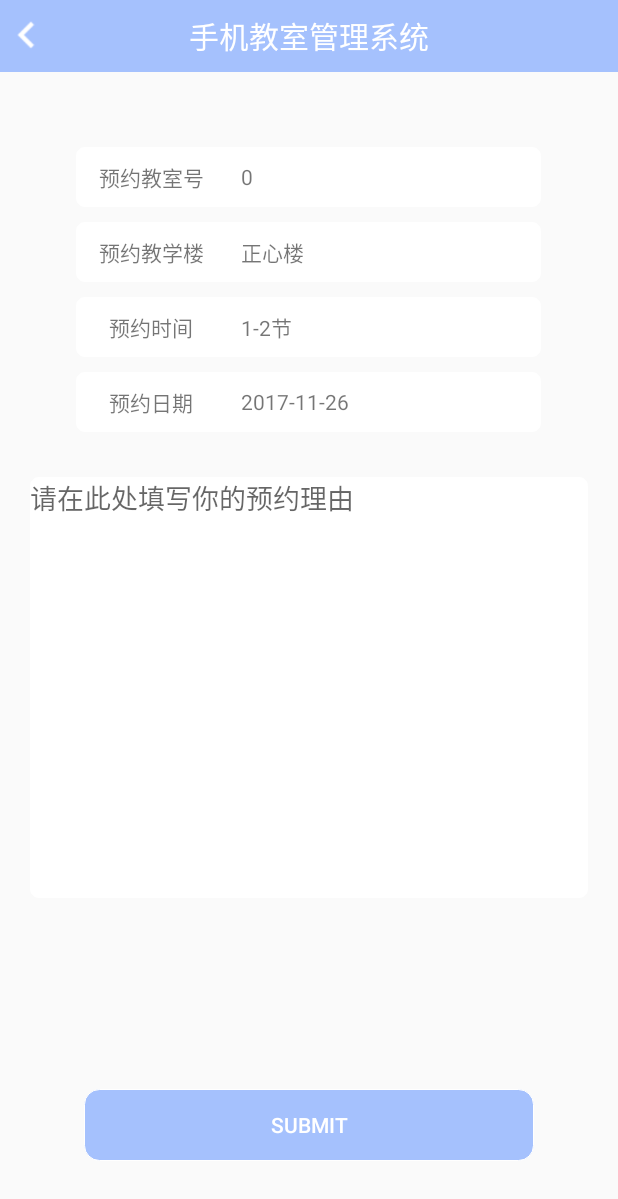
After one commit to CheeseInTrap/CRMApp, an Android app: the DirectReserveActivity screen opened directly, with no data from a screen before it, on a phone screen of 412 x 824 dp. The commit adds this screen. Shown: the top 1199 px of the screen. Run offline under Robolectric (Android 15) with nearby library versions, the phone set to English and light mode, and no system bars; libraries missing offline, so code that uses them is left out: cn.bmob.v3; 4 statements that could not run were skipped.

Commit message:
点击空闲教室跳转预约

```diff
--- a/app/src/main/java/com/activity/AdminActivity.java
+++ b/app/src/main/java/com/activity/AdminActivity.java
@@ -24,6 +24,7 @@ import com.util.db.MySQLiteHelper;
 import com.view.ActionBarView;
 
 import java.util.ArrayList;
+import java.util.Calendar;
 import java.util.List;
 
 import cn.bmob.v3.BmobQuery;
@@ -151,7 +152,8 @@ public class AdminActivity extends AppCompatActivity {
                             TextView tvTime = vh.getTvTime();
                             TextView tvState = vh.getTvState();
                             tvNum.setText(info.getNumber()+"");
-                            tvTime.setText(""+info.getYear()+"-"+info.getMonth()+"-"+info.getDate());
+                            Calendar calendar = Calendar.getInstance();
+                            tvTime.setText(""+calendar.get(Calendar.YEAR)+"-"+(calendar.get(Calendar.MONTH)+1)+"-"+(calendar.get(Calendar.DATE)+info.getDate()));
 
 
                             int color = 0;
@@ -174,8 +176,6 @@ public class AdminActivity extends AppCompatActivity {
                                 default:
                                     break;
                             }
-                            tvNum.setText(""+info.getNumber());
-                            tvTime.setText(""+info.getYear()+"-"+info.getMonth()+"-"+info.getDate());
 
                             img1.setBackgroundResource(color);
                             img2.setBackgroundResource(color);
--- a/app/src/main/java/com/activity/CheckReserveActivity.java
+++ b/app/src/main/java/com/activity/CheckReserveActivity.java
@@ -18,6 +18,7 @@ import com.util.ToastUtil;
 import com.util.db.MySQLiteHelper;
 import com.view.ActionBarView;
 
+import java.util.Calendar;
 import java.util.List;
 
 import cn.bmob.v3.BmobQuery;
@@ -90,8 +91,9 @@ public class CheckReserveActivity extends AppCompatActivity {
                             break;
 
                     }
+                    Calendar calendar = Calendar.getInstance();
                     tvTime.setText(time);
-                    tvDate.setText(info.getYear() + "-" + (info.getMonth() + 1) + "-" + info.getDate());
+                    tvDate.setText(""+calendar.get(Calendar.YEAR)+"-"+(calendar.get(Calendar.MONTH)+1)+"-"+(calendar.get(Calendar.DATE)+info.getDate()));
                     tvReason.setText(info.getReason());
                     String state = "";
                     switch (info.getState()) {
--- /dev/null
+++ b/app/src/main/java/com/activity/DirectReserveActivity.java
@@ -0,0 +1,140 @@
+package com.activity;
+
+import android.content.DialogInterface;
+import android.os.Bundle;
+import android.support.v7.app.AlertDialog;
+import android.support.v7.app.AppCompatActivity;
+import android.view.View;
+import android.widget.Button;
+import android.widget.EditText;
+import android.widget.TextView;
+
+import com.example.user.crmapp.R;
+import com.model.Constant;
+import com.model.ReserveInfo;
+import com.util.PreferenceUtil;
+import com.util.ToastUtil;
+import com.view.ActionBarView;
+
+import java.util.Calendar;
+
+import cn.bmob.v3.exception.BmobException;
+import cn.bmob.v3.listener.SaveListener;
+
+public class DirectReserveActivity extends AppCompatActivity {
+
+    private ActionBarView actionBarView;
+
+    private TextView tvNum;
+    private TextView tvClass;
+    private TextView tvBuild;
+    private TextView tvTime;
+
+    private EditText etReason;
+
+    private Button btn;
+
+    @Override
+    protected void onCreate(Bundle savedInstanceState) {
+        super.onCreate(savedInstanceState);
+        setContentView(R.layout.activity_direct_reserve);
+        initActionBarView();
+
+        Bundle bundle = getIntent().getExtras();
+        final int number = bundle.getInt("number");
+        final int class_state = bundle.getInt("class");
+        final int time = bundle.getInt("time");
+        final int build = bundle.getInt("build");
+
+        tvNum = (TextView) findViewById(R.id.tv_num);
+        tvClass = (TextView) findViewById(R.id.tv_class);
+        tvBuild = (TextView) findViewById(R.id.tv_build);
+
+        tvTime = (TextView) findViewById(R.id.tv_time);
+        etReason = (EditText) findViewById(R.id.et_reason);
+
+        tvNum.setText(number + "");
+        switch (class_state) {
+            case 0:
+                tvClass.setText("1-2节");
+                break;
+            case 1:
+                tvClass.setText("3-4节");
+                break;
+            case 2:
+                tvClass.setText("5-6节");
+                break;
+            case 3:
+                tvClass.setText("7-8节");
+                break;
+            case 4:
+                tvClass.setText("9-10节");
+                break;
+            default:
+                break;
+        }
+        switch (build) {
+            case Constant.BUILD_ZX:
+                tvBuild.setText("正心楼");
+                break;
+            case Constant.BUILD_ZZ:
+                tvBuild.setText("致知楼");
+                break;
+            case Constant.BUILD_CY:
+                tvBuild.setText("诚意楼");
+                break;
+            default:
+                break;
+        }
+        final Calendar calendar = Calendar.getInstance();
+        final String date = "" + calendar.get(Calendar.YEAR) + "-" + (calendar.get(Calendar.MONTH) + 1) + "-" + ((calendar.get(Calendar.DATE) + time));
+
+        tvTime.setText(date);
+
+        btn = (Button) findViewById(R.id.btn);
+        btn.setOnClickListener(new View.OnClickListener() {
+            @Override
+            public void onClick(View view) {
+
+                if (!etReason.getText().toString().equals("")) {
+                    ReserveInfo info = new ReserveInfo(number, class_state, time, etReason.getText().toString()
+                            , PreferenceUtil.getData(DirectReserveActivity.this, "userInfo", "email"), Constant.STATE_UNCHECKED);
+
+                    info.save(new SaveListener<String>() {
+                        @Override
+                        public void done(String s, BmobException e) {
+                            if (e == null) {
+                                new AlertDialog.Builder(DirectReserveActivity.this)
+                                        .setTitle("提醒")
+                                        .setMessage("预约消息发送成功")
+                                        .setPositiveButton("确定", new DialogInterface.OnClickListener() {
+                                            @Override
+                                            public void onClick(DialogInterface dialogInterface, int i) {
+                                                finish();
+                                            }
+                                        })
+                                        .show();
+                            } else {
+                                ToastUtil.showToast(DirectReserveActivity.this, "出错了...");
+                            }
+                        }
+                    });
+                }
+            }
+        });
+
+    }
+
+    private void initActionBarView(){
+        actionBarView = (ActionBarView) findViewById(R.id.action_bar);
+        actionBarView.setOnBackClick(new View.OnClickListener() {
+            @Override
+            public void onClick(View view) {
+                finish();
+            }
+        });
+        actionBarView.getMore().setVisibility(View.INVISIBLE);
+
+
+    }
+}
--- a/app/src/main/java/com/activity/ReserveDetailActivity.java
+++ b/app/src/main/java/com/activity/ReserveDetailActivity.java
@@ -10,6 +10,8 @@ import com.model.Constant;
 import com.model.ReserveInfo;
 import com.util.ToastUtil;
 import com.view.ActionBarView;
+
+import java.util.Calendar;
 
 import cn.bmob.v3.BmobQuery;
 import cn.bmob.v3.exception.BmobException;
@@ -70,7 +72,8 @@ public class ReserveDetailActivity extends AppCompatActivity {
 
                     }
                     tvTime.setText(time);
-                    tvDate.setText(reserveInfo.getYear()+"-"+(reserveInfo.getMonth()+1)+"-"+reserveInfo.getDate());
+                    Calendar calendar = Calendar.getInstance();
+                    tvDate.setText(""+calendar.get(Calendar.YEAR)+"-"+(calendar.get(Calendar.MONTH)+1)+"-"+(calendar.get(Calendar.DATE)+reserveInfo.getDate()));
                     tvReason.setText(reserveInfo.getReason());
                     String state="";
                     switch (reserveInfo.getState()){
--- a/app/src/main/java/com/activity/ReserveInfoActivity.java
+++ b/app/src/main/java/com/activity/ReserveInfoActivity.java
@@ -21,6 +21,7 @@ import com.util.ToastUtil;
 import com.view.ActionBarView;
 
 import java.util.ArrayList;
+import java.util.Calendar;
 import java.util.List;
 
 import cn.bmob.v3.BmobQuery;
@@ -92,8 +93,9 @@ public class ReserveInfoActivity extends AppCompatActivity {
                                 default:
                                     break;
                             }
+                            Calendar calendar = Calendar.getInstance();
                             tvNum.setText(""+info.getNumber());
-                            tvTime.setText(""+info.getYear()+"-"+info.getMonth()+"-"+info.getDate());
+                            tvTime.setText(""+calendar.get(Calendar.YEAR)+"-"+(calendar.get(Calendar.MONTH)+1)+"-"+(calendar.get(Calendar.DATE)+info.getDate()));
 
                             img.setBackgroundResource(color);
                             tvNum.setBackgroundResource(color);
--- a/app/src/main/java/com/model/ClassRoom.java
+++ b/app/src/main/java/com/model/ClassRoom.java
@@ -20,6 +20,7 @@ public class ClassRoom extends BmobObject {
     private int state910;
     private int date;
 
+    public static final int UNOCCUPIED = 0;
     public static final int OCCUPIED = 1;
 
     public ClassRoom() {
--- a/app/src/main/java/com/view/ActionBarView.java
+++ b/app/src/main/java/com/view/ActionBarView.java
@@ -56,4 +56,8 @@ public class ActionBarView extends LinearLayout {
     public void setMore(int id) {
         more.setBackgroundResource(id);
     }
+
+    public ImageButton getMore() {
+        return more;
+    }
 }
--- /dev/null
+++ b/app/src/main/res/layout/activity_direct_reserve.xml
@@ -0,0 +1,191 @@
+<?xml version="1.0" encoding="utf-8"?>
+<LinearLayout xmlns:android="http://schemas.android.com/apk/res/android"
+    xmlns:app="http://schemas.android.com/apk/res-auto"
+    xmlns:tools="http://schemas.android.com/tools"
+    android:layout_width="match_parent"
+    android:layout_height="match_parent"
+    android:orientation="vertical"
+    tools:context="com.activity.DirectReserveActivity">
+
+    <com.view.ActionBarView
+        android:id="@+id/action_bar"
+        android:gravity="center"
+        android:background="@color/style_color"
+        android:layout_width="match_parent"
+        android:layout_height="@dimen/actionbar_height">
+    </com.view.ActionBarView>
+
+
+    <LinearLayout
+        android:layout_marginTop="50dp"
+        android:layout_width="wrap_content"
+        android:layout_height="40dp"
+        android:layout_gravity="center_horizontal"
+        android:background="@drawable/ll_bg"
+        android:gravity="center_horizontal"
+        android:orientation="horizontal">
+        <TextView
+            android:text="预约教室号"
+            android:layout_width="100dp"
+            android:layout_height="wrap_content"
+            android:gravity="center"
+            android:layout_gravity="center_vertical"/>
+        <View
+            android:layout_width="10dp"
+            android:layout_height="match_parent"/>
+        <TextView
+            android:id="@+id/tv_num"
+            android:layout_width="200dp"
+            android:layout_height="wrap_content"
+            android:layout_gravity="center_vertical"
+            android:background="@drawable/edit"
+            android:ems="10"
+            android:gravity="center_vertical" />
+    </LinearLayout>
+
+
+    <View
+        android:layout_width="match_parent"
+        android:layout_height="10dp"/>
+
+    <LinearLayout
+        android:layout_width="wrap_content"
+        android:layout_height="40dp"
+        android:layout_gravity="center_horizontal"
+        android:background="@drawable/ll_bg"
+        android:gravity="center_horizontal"
+        android:orientation="horizontal">
+        <TextView
+            android:text="预约教学楼"
+            android:layout_width="100dp"
+            android:layout_height="wrap_content"
+            android:gravity="center"
+            android:layout_gravity="center_vertical"/>
+        <View
+            android:layout_width="10dp"
+            android:layout_height="match_parent"/>
+
+        <TextView
+            android:id="@+id/tv_build"
+            android:layout_width="200dp"
+            android:layout_height="wrap_content"
+            android:layout_gravity="center_vertical"
+            android:background="@drawable/edit"
+            android:ems="10"
+            android:gravity="center_vertical"/>
+
+    </LinearLayout>
+
+    <View
+        android:layout_width="match_parent"
+        android:layout_height="10dp"/>
+
+
+    <LinearLayout
+        android:layout_width="wrap_content"
+        android:layout_height="40dp"
+        android:layout_gravity="center_horizontal"
+        android:background="@drawable/ll_bg"
+        android:gravity="center_horizontal"
+        android:orientation="horizontal">
+        <TextView
+            android:text="预约时间"
+            android:layout_width="100dp"
+            android:layout_height="wrap_content"
+            android:gravity="center"
+            android:layout_gravity="center_vertical"/>
+        <View
+            android:layout_width="10dp"
+            android:layout_height="match_parent"/>
+
+        <TextView
+            android:id="@+id/tv_class"
+            android:layout_width="200dp"
+            android:layout_height="wrap_content"
+            android:layout_gravity="center_vertical"
+            android:background="@drawable/edit"
+            android:ems="10"
+            android:gravity="center_vertical"/>
+
+    </LinearLayout>
+
+    <View
+        android:layout_width="match_parent"
+        android:layout_height="10dp"/>
+
+
+    <LinearLayout
+        android:layout_width="wrap_content"
+        android:layout_height="40dp"
+        android:layout_gravity="center_horizontal"
+        android:background="@drawable/ll_bg"
+        android:gravity="center_horizontal"
+        android:orientation="horizontal">
+        <TextView
+            android:text="预约日期"
+            android:layout_width="100dp"
+            android:layout_height="wrap_content"
+            android:gravity="center"
+            android:layout_gravity="center_vertical"/>
+        <View
+            android:layout_width="10dp"
+            android:layout_height="match_parent"/>
+
+        <TextView
+            android:id="@+id/tv_time"
+            android:layout_width="200dp"
+            android:layout_height="wrap_content"
+            android:layout_gravity="center_vertical"
+            android:background="@drawable/edit"
+            android:ems="10"
+            android:gravity="center_vertical">
+        </TextView>
+
+
+    </LinearLayout>
+
+    <View
+        android:layout_width="match_parent"
+        android:layout_height="10dp"/>
+
+    <LinearLayout
+        android:layout_width="match_parent"
+        android:layout_height="0dp"
+        android:layout_weight="3"
+        android:orientation="horizontal">
+
+
+        <EditText
+            android:id="@+id/et_reason"
+            android:layout_width="match_parent"
+            android:layout_height="match_parent"
+            android:layout_margin="20dp"
+            android:background="@drawable/edit"
+            android:hint="请在此处填写你的预约理由"
+            android:gravity="start|top">
+
+        </EditText>
+
+    </LinearLayout>
+
+    <View
+        android:layout_width="match_parent"
+        android:layout_height="0dp"
+        android:layout_weight="1"/>
+
+
+    <Button
+        android:id="@+id/btn"
+        android:layout_width="300dp"
+        android:layout_height="wrap_content"
+        android:layout_gravity="center_horizontal"
+        android:background="@drawable/btn"
+        android:text="submit"
+        android:textColor="@color/white"/>
+
+    <View
+        android:layout_width="match_parent"
+        android:layout_height="50dp"/>
+
+
+</LinearLayout>
```
Also changed, not shown: app/src/main/AndroidManifest.xml (+4 -5 lines), app/src/main/java/com/activity/CRQueryActivity.java (+77 -15 lines), app/src/main/java/com/activity/CRReserveActivity.java (+9 -1 lines), app/src/main/java/com/model/ReserveInfo.java (+1 -13 lines), app/src/main/res/layout/list_item.xml (+5 -5 lines).
